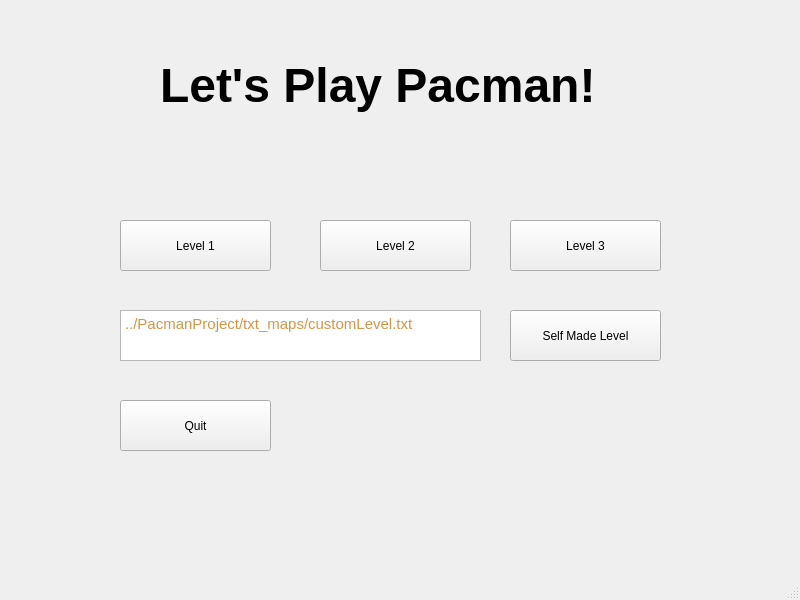
First picture: the form in PacmanProject/mainmenu.ui, repository roman91DE/Abschlussprojekt_EiS2021, before the edit.
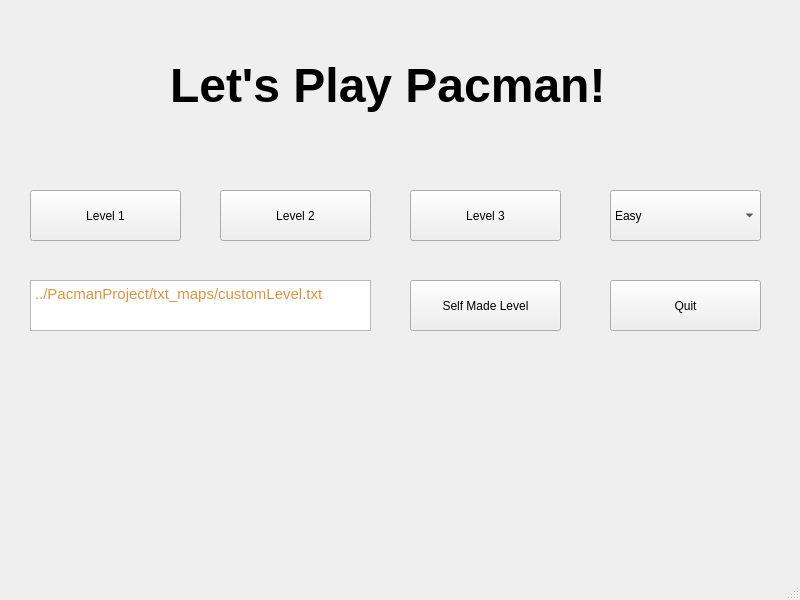
Second picture: the form after the edit.

```diff
--- a/PacmanProject/mainmenu.ui
+++ b/PacmanProject/mainmenu.ui
@@ -17,8 +17,8 @@
    <widget class="QPushButton" name="playLevel1">
     <property name="geometry">
      <rect>
-      <x>120</x>
-      <y>220</y>
+      <x>30</x>
+      <y>190</y>
       <width>151</width>
       <height>51</height>
      </rect>
@@ -30,8 +30,8 @@
    <widget class="QPushButton" name="playLevel2">
     <property name="geometry">
      <rect>
-      <x>320</x>
-      <y>220</y>
+      <x>220</x>
+      <y>190</y>
       <width>151</width>
       <height>51</height>
      </rect>
@@ -43,8 +43,8 @@
    <widget class="QPushButton" name="playLevel3">
     <property name="geometry">
      <rect>
-      <x>510</x>
-      <y>220</y>
+      <x>410</x>
+      <y>190</y>
       <width>151</width>
       <height>51</height>
      </rect>
@@ -56,7 +56,7 @@
    <widget class="QLabel" name="label">
     <property name="geometry">
      <rect>
-      <x>160</x>
+      <x>170</x>
       <y>50</y>
       <width>471</width>
       <height>71</height>
@@ -78,8 +78,8 @@
    <widget class="QPushButton" name="quitButton">
     <property name="geometry">
      <rect>
-      <x>120</x>
-      <y>400</y>
+      <x>610</x>
+      <y>280</y>
       <width>151</width>
       <height>51</height>
      </rect>
@@ -91,8 +91,8 @@
    <widget class="QPushButton" name="playCustomLevel">
     <property name="geometry">
      <rect>
-      <x>510</x>
-      <y>310</y>
+      <x>410</x>
+      <y>280</y>
       <width>151</width>
       <height>51</height>
      </rect>
@@ -104,9 +104,9 @@
    <widget class="QTextEdit" name="customLevelPathInput">
     <property name="geometry">
      <rect>
-      <x>120</x>
-      <y>310</y>
-      <width>361</width>
+      <x>30</x>
+      <y>280</y>
+      <width>341</width>
       <height>51</height>
      </rect>
     </property>
@@ -118,6 +118,31 @@
 &lt;p style=&quot; margin-top:0px; margin-bottom:0px; margin-left:0px; margin-right:0px; -qt-block-indent:0; text-indent:0px;&quot;&gt;&lt;span style=&quot; color:#d69545;&quot;&gt;../PacmanProject/txt_maps/customLevel.txt&lt;/span&gt;&lt;/p&gt;&lt;/body&gt;&lt;/html&gt;</string>
     </property>
    </widget>
+   <widget class="QComboBox" name="difficultySelection">
+    <property name="geometry">
+     <rect>
+      <x>610</x>
+      <y>190</y>
+      <width>151</width>
+      <height>51</height>
+     </rect>
+    </property>
+    <item>
+     <property name="text">
+      <string>Easy</string>
+     </property>
+    </item>
+    <item>
+     <property name="text">
+      <string>Medium</string>
+     </property>
+    </item>
+    <item>
+     <property name="text">
+      <string>Hardcore</string>
+     </property>
+    </item>
+   </widget>
   </widget>
   <widget class="QMenuBar" name="menubar">
    <property name="geometry">
```
